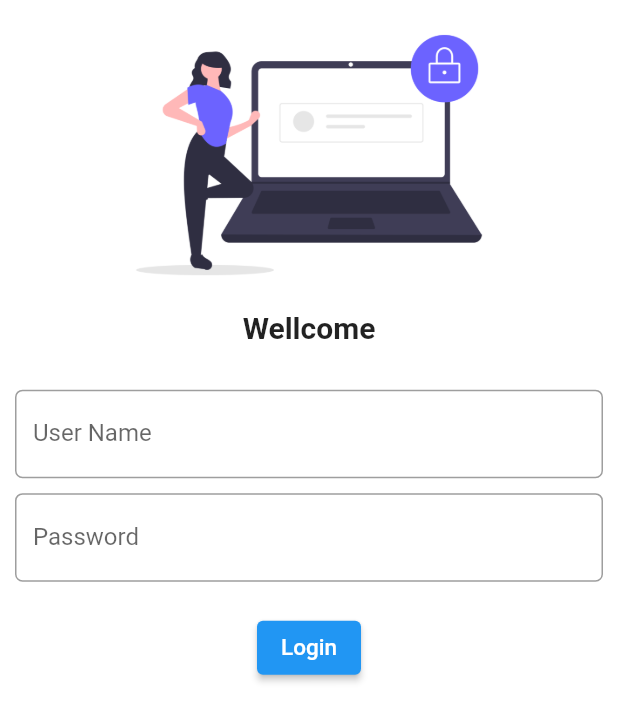
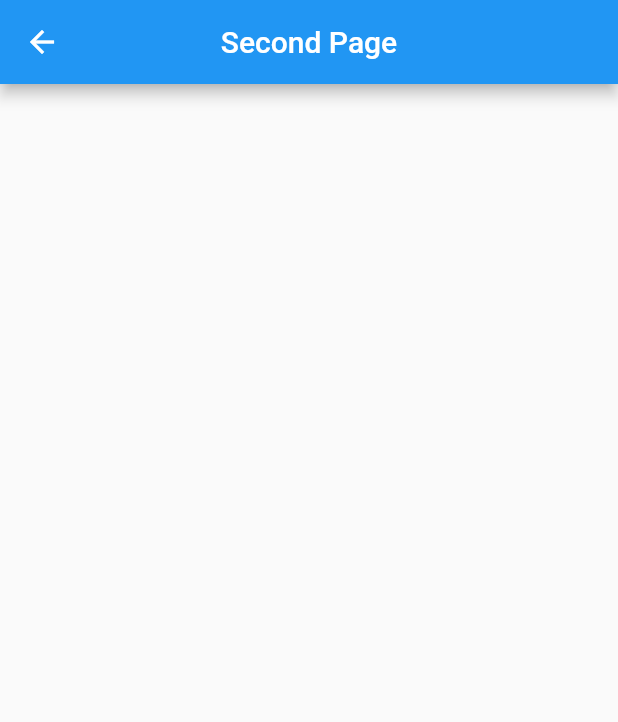
Before and after one commit to Faisii786/Flutter-Projects, a Flutter app: the screen it shows after launch, after a tap on "Login", on a phone screen of 412 x 824 dp. Shown: the top 722 px of the screen. Run offline on Flutter 3.47's test engine with Material 2 defaults, Android fonts, the phone set to English and light mode, and no system bars.

Commit message:
Fifth Commit

```diff
--- a/lib/home_page.dart
+++ b/lib/home_page.dart
@@ -1,4 +1,5 @@
 import 'package:flutter/material.dart';
+import 'package:flutter_project/second_screen.dart';
 
 class HomePage extends StatelessWidget {
   const HomePage({super.key});
@@ -42,6 +43,7 @@ class HomePage extends StatelessWidget {
                         ),
                         hintText: "Enter Password",
                         labelText: "Password"),
+                    obscureText: true,
                   ),
                   SizedBox(
                     height: 20,
@@ -51,7 +53,12 @@ class HomePage extends StatelessWidget {
                       "Login",
                       style: TextStyle(fontSize: 15),
                     ),
-                    onPressed: () {},
+                    onPressed: () {
+                      Navigator.push(
+                          context,
+                          MaterialPageRoute(
+                              builder: (context) => const SecondScreen()));
+                    },
                   ),
                 ],
               ),
--- /dev/null
+++ b/lib/second_screen.dart
@@ -0,0 +1,15 @@
+import 'package:flutter/material.dart';
+
+class SecondScreen extends StatelessWidget {
+  const SecondScreen({super.key});
+
+  @override
+  Widget build(BuildContext context) {
+    return Scaffold(
+      appBar: AppBar(
+        title: Text("Second Page"),
+        centerTitle: true,
+      ),
+    );
+  }
+}
```
